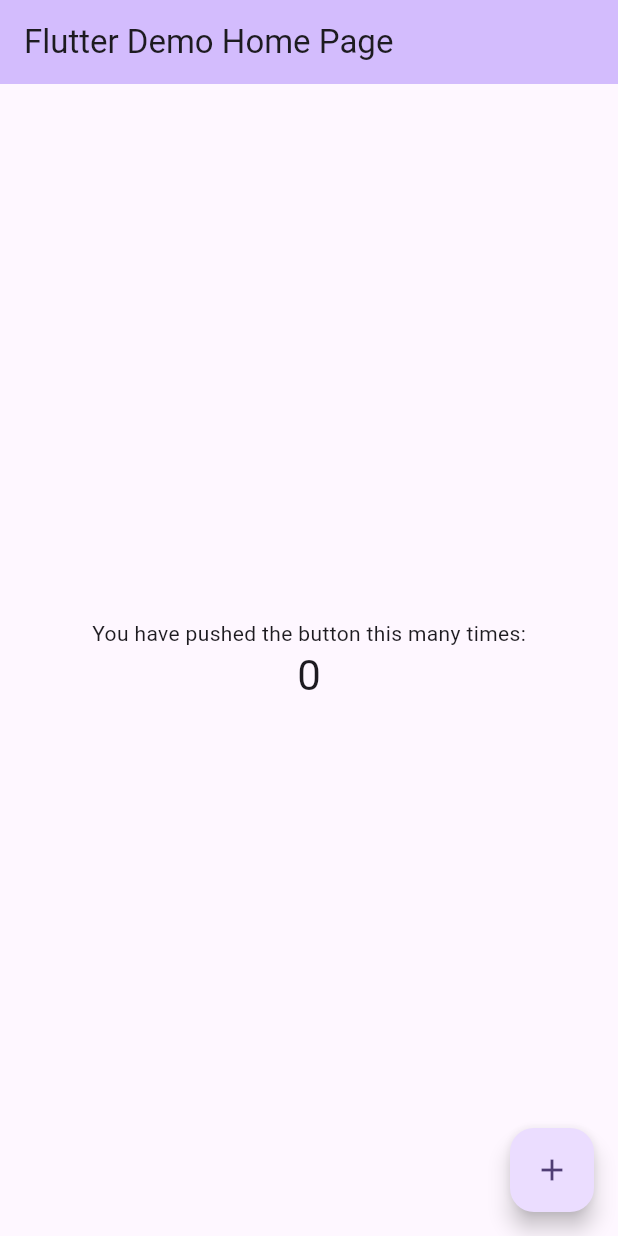
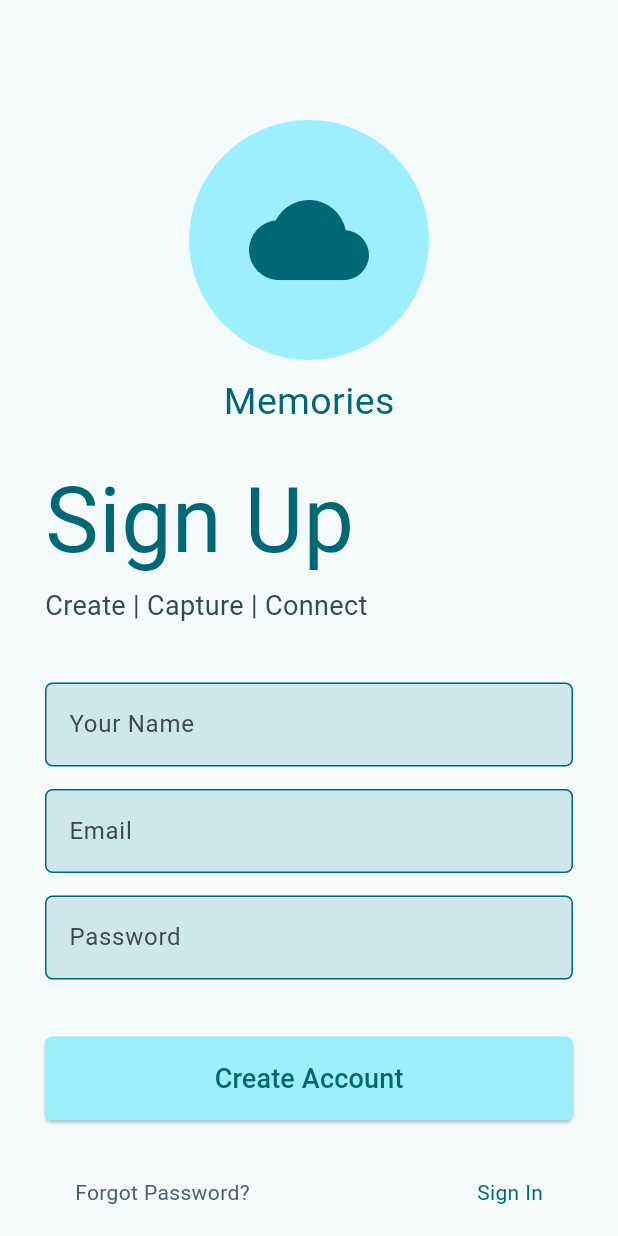
Before and after one commit to kartik1112/Memories-flutter, a Flutter app: the screen it shows after launch, on a phone screen of 412 x 824 dp. Run offline on Flutter 3.47's test engine with Material 3 defaults, Android fonts, the phone set to English and light mode, and no system bars.

Commit message:
Splash Screen & Auth Screen UI Done ✅

```diff
--- /dev/null
+++ b/lib/CustomWidgets/CustomButton.dart
@@ -0,0 +1,34 @@
+import 'package:flutter/material.dart';
+
+class CustomButton extends StatelessWidget {
+  const CustomButton({
+    super.key,
+    required this.colorScheme,
+    required this.buttonLabel,
+    required this.onPressed,
+  });
+
+  final ColorScheme colorScheme;
+  final String buttonLabel;
+  final Function() onPressed;
+
+  @override
+  Widget build(BuildContext context) {
+    return Expanded(
+      child: ElevatedButton(
+        style: ElevatedButton.styleFrom(
+          backgroundColor: colorScheme.primaryContainer,
+          padding: const EdgeInsets.symmetric(vertical: 15),
+          shape: RoundedRectangleBorder(
+            borderRadius: BorderRadius.circular(5),
+          ),
+        ),
+        onPressed: onPressed,
+        child: Text(
+          buttonLabel,
+          style: const TextStyle(fontSize: 18),
+        ),
+      ),
+    );
+  }
+}
--- /dev/null
+++ b/lib/CustomWidgets/CustomTextField.dart
@@ -0,0 +1,46 @@
+import 'package:flutter/material.dart';
+
+class CustomTextWidget extends StatelessWidget {
+  const CustomTextWidget({
+    super.key,
+    required this.colorScheme,
+    required this.isPassword,
+    required this.labelText,
+    required this.controller,
+  });
+
+  final ColorScheme colorScheme;
+  final bool isPassword;
+  final String labelText;
+  final TextEditingController controller;
+
+  @override
+  Widget build(BuildContext context) {
+    return TextField(
+      controller: controller,
+      obscureText: isPassword,
+      cursorColor: colorScheme.primary,
+      decoration: InputDecoration(
+        label: Text(labelText),
+        filled: true,
+        fillColor: colorScheme.secondaryContainer,
+        border: OutlineInputBorder(
+          borderSide: BorderSide(color: colorScheme.primary),
+          borderRadius: const BorderRadius.all(Radius.circular(5)),
+        ),
+        enabledBorder: OutlineInputBorder(
+          borderSide: BorderSide(color: colorScheme.primary),
+          borderRadius: const BorderRadius.all(Radius.circular(5)),
+        ),
+        errorBorder: OutlineInputBorder(
+          borderSide: BorderSide(color: colorScheme.error),
+          borderRadius: const BorderRadius.all(Radius.circular(5)),
+        ),
+        focusedBorder: OutlineInputBorder(
+          borderSide: BorderSide(color: colorScheme.primary, width: 3),
+          borderRadius: const BorderRadius.all(Radius.circular(5)),
+        ),
+      ),
+    );
+  }
+}
--- /dev/null
+++ b/lib/Screens/AuthScreen/AuthScreen.dart
@@ -0,0 +1,51 @@
+import 'package:flutter/material.dart';
+import 'package:memories/Screens/AuthScreen/LoginContent.dart';
+import 'package:memories/Screens/AuthScreen/SignUpContent.dart';
+
+class AuthScreen extends StatelessWidget {
+  const AuthScreen({
+    super.key,
+  });
+
+  @override
+  Widget build(BuildContext context) {
+    final colorScheme = Theme.of(context).colorScheme;
+    return Scaffold(
+      body: Padding(
+        padding: const EdgeInsets.only(left: 30, right: 30, bottom: 0, top: 80),
+        child: Column(
+          mainAxisAlignment: MainAxisAlignment.start,
+          crossAxisAlignment: CrossAxisAlignment.start,
+          children: [
+            Center(
+              child: Column(
+                children: [
+                  CircleAvatar(
+                    radius: 80,
+                    child: Icon(
+                      Icons.cloud,
+                      color: colorScheme.primary,
+                      size: 80,
+                    ),
+                  ),
+                  const SizedBox(
+                    height: 10,
+                  ),
+                  Text(
+                    "Memories",
+                    style: TextStyle(fontSize: 25, color: colorScheme.primary),
+                  ),
+                ],
+              ),
+            ),
+            Expanded(
+              child: SignUpContent(
+                colorScheme: colorScheme,
+              ),
+            )
+          ],
+        ),
+      ),
+    );
+  }
+}
--- /dev/null
+++ b/lib/Screens/AuthScreen/SignUpContent.dart
@@ -0,0 +1,94 @@
+import 'package:flutter/material.dart';
+import 'package:memories/CustomWidgets/CustomButton.dart';
+import 'package:memories/CustomWidgets/CustomTextField.dart';
+
+class SignUpContent extends StatelessWidget {
+  const SignUpContent({
+    super.key,
+    required this.colorScheme,
+  });
+
+  final ColorScheme colorScheme;
+
+  @override
+  Widget build(BuildContext context) {
+    final TextEditingController nameController = TextEditingController();
+    final TextEditingController emailController = TextEditingController();
+    final TextEditingController passwordController = TextEditingController();
+    return Column(
+      mainAxisAlignment: MainAxisAlignment.spaceAround,
+      crossAxisAlignment: CrossAxisAlignment.start,
+      children: [
+        Column(
+          crossAxisAlignment: CrossAxisAlignment.start,
+          children: [
+            Text(
+              "Sign Up",
+              textAlign: TextAlign.left,
+              style: TextStyle(fontSize: 60, color: colorScheme.primary),
+            ),
+            Text(
+              "Create | Capture | Connect",
+              textAlign: TextAlign.left,
+              style: TextStyle(
+                  fontSize: 18, color: colorScheme.onSecondaryContainer),
+            ),
+          ],
+        ),
+        Column(
+          children: [
+            CustomTextWidget(
+              controller: nameController,
+              labelText: "Your Name",
+              isPassword: false,
+              colorScheme: colorScheme,
+            ),
+            const SizedBox(
+              height: 15,
+            ),
+            CustomTextWidget(
+              controller: emailController,
+              labelText: "Email",
+              isPassword: false,
+              colorScheme: colorScheme,
+            ),
+            const SizedBox(
+              height: 15,
+            ),
+            CustomTextWidget(
+              controller: passwordController,
+              labelText: "Password",
+              isPassword: true,
+              colorScheme: colorScheme,
+            ),
+          ],
+        ),
+        Row(
+          children: [
+            CustomButton(
+                buttonLabel: "Create Account",
+                onPressed: () {},
+                colorScheme: colorScheme),
+          ],
+        ),
+        Padding(
+          padding: const EdgeInsets.symmetric(horizontal: 20),
+          child: Row(
+            mainAxisAlignment: MainAxisAlignment.spaceBetween,
+            children: [
+              Text(
+                "Forgot Password?",
+                style: TextStyle(color: colorScheme.secondary),
+              ),
+              Text(
+                "Sign In",
+                textAlign: TextAlign.right,
+                style: TextStyle(color: colorScheme.primary),
+              )
+            ],
+          ),
+        )
+      ],
+    );
+  }
+}
--- a/lib/main.dart
+++ b/lib/main.dart
@@ -1,125 +1,16 @@
 import 'package:flutter/material.dart';
+import 'package:memories/CustomWidgets/CustomButton.dart';
+import 'package:memories/CustomWidgets/CustomTextField.dart';
+import 'package:memories/Screens/AuthScreen/AuthScreen.dart';
+import 'package:memories/Screens/AuthScreen/LoginContent.dart';
+import 'package:memories/theme/theme.dart';
 
 void main() {
-  runApp(const MyApp());
+  runApp(MaterialApp(
+    theme: lightTheme,
+    darkTheme: darkTheme,
+    themeMode: ThemeMode.system,
+    debugShowCheckedModeBanner: false,
+    home: const AuthScreen(),
+  ));
 }
-
-class MyApp extends StatelessWidget {
-  const MyApp({super.key});
-
-  // This widget is the root of your application.
-  @override
-  Widget build(BuildContext context) {
-    return MaterialApp(
-      title: 'Flutter Demo',
-      theme: ThemeData(
-        // This is the theme of your application.
-        //
-        // TRY THIS: Try running your application with "flutter run". You'll see
-        // the application has a purple toolbar. Then, without quitting the app,
-        // try changing the seedColor in the colorScheme below to Colors.green
-        // and then invoke "hot reload" (save your changes or press the "hot
-        // reload" button in a Flutter-supported IDE, or press "r" if you used
-        // the command line to start the app).
-        //
-        // Notice that the counter didn't reset back to zero; the application
-        // state is not lost during the reload. To reset the state, use hot
-        // restart instead.
-        //
-        // This works for code too, not just values: Most code changes can be
-        // tested with just a hot reload.
-        colorScheme: ColorScheme.fromSeed(seedColor: Colors.deepPurple),
-        useMaterial3: true,
-      ),
-      home: const MyHomePage(title: 'Flutter Demo Home Page'),
-    );
-  }
-}
-
-class MyHomePage extends StatefulWidget {
-  const MyHomePage({super.key, required this.title});
-
-  // This widget is the home page of your application. It is stateful, meaning
-  // that it has a State object (defined below) that contains fields that affect
-  // how it looks.
-
-  // This class is the configuration for the state. It holds the values (in this
-  // case the title) provided by the parent (in this case the App widget) and
-  // used by the build method of the State. Fields in a Widget subclass are
-  // always marked "final".
-
-  final String title;
-
-  @override
-  State<MyHomePage> createState() => _MyHomePageState();
-}
-
-class _MyHomePageState extends State<MyHomePage> {
-  int _counter = 0;
-
-  void _incrementCounter() {
-    setState(() {
-      // This call to setState tells the Flutter framework that something has
-      // changed in this State, which causes it to rerun the build method below
-      // so that the display can reflect the updated values. If we changed
-      // _counter without calling setState(), then the build method would not be
-      // called again, and so nothing would appear to happen.
-      _counter++;
-    });
-  }
-
-  @override
-  Widget build(BuildContext context) {
-    // This method is rerun every time setState is called, for instance as done
-    // by the _incrementCounter method above.
-    //
-    // The Flutter framework has been optimized to make rerunning build methods
-    // fast, so that you can just rebuild anything that needs updating rather
-    // than having to individually change instances of widgets.
-    return Scaffold(
-      appBar: AppBar(
-        // TRY THIS: Try changing the color here to a specific color (to
-        // Colors.amber, perhaps?) and trigger a hot reload to see the AppBar
-        // change color while the other colors stay the same.
-        backgroundColor: Theme.of(context).colorScheme.inversePrimary,
-        // Here we take the value from the MyHomePage object that was created by
-        // the App.build method, and use it to set our appbar title.
-        title: Text(widget.title),
-      ),
-      body: Center(
-        // Center is a layout widget. It takes a single child and positions it
-        // in the middle of the parent.
-        child: Column(
-          // Column is also a layout widget. It takes a list of children and
-          // arranges them vertically. By default, it sizes itself to fit its
-          // children horizontally, and tries to be as tall as its parent.
-          //
-          // Column has various properties to control how it sizes itself and
-          // how it positions its children. Here we use mainAxisAlignment to
-          // center the children vertically; the main axis here is the vertical
-          // axis because Columns are vertical (the cross axis would be
-          // horizontal).
-          //
-          // TRY THIS: Invoke "debug painting" (choose the "Toggle Debug Paint"
-          // action in the IDE, or press "p" in the console), to see the
-          // wireframe for each widget.
-          mainAxisAlignment: MainAxisAlignment.center,
-          children: <Widget>[
-            const Text(
-              'You have pushed the button this many times:',
-            ),
-            Text(
-              '$_counter',
-              style: Theme.of(context).textTheme.headlineMedium,
-            ),
-          ],
-        ),
-      ),
-      floatingActionButton: FloatingActionButton(
-        onPressed: _incrementCounter,
-        tooltip: 'Increment',
-        child: const Icon(Icons.add),
-      ), // This trailing comma makes auto-formatting nicer for build methods.
-    );
-  }
-}
```
Also changed, not shown: lib/Screens/AuthScreen/LoginContent.dart (added, +84 -0 lines), lib/Screens/SplashScreen/SplashScreen.dart (added, +28 -0 lines), lib/theme/theme.dart (added, +45 -0 lines), pubspec.yaml (+4 -3 lines), lib/assets/SplashScreenImg.png (added), pubspec.lock.
